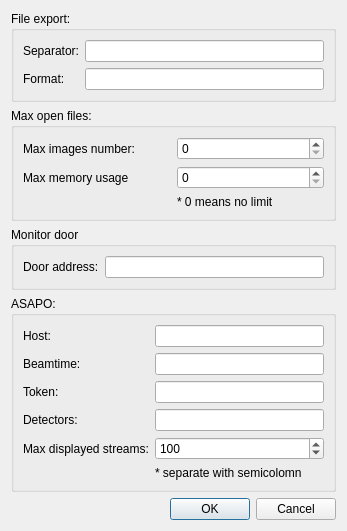
This is src/uis/settings.ui in yamedvedya/data_viewer as Qt 5 draws it before an edit. The edited form follows.
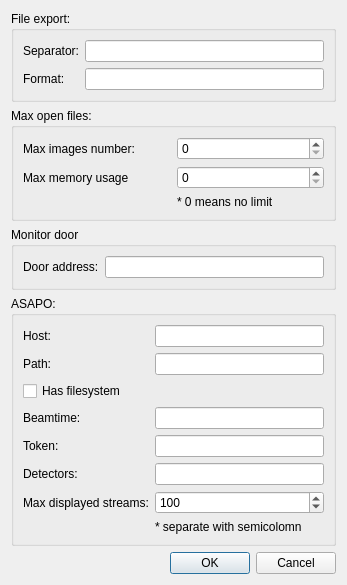
This is the edited form.

Commit message: path and has_filesystem in settings

Patch:
```diff
--- a/src/uis/settings.ui
+++ b/src/uis/settings.ui
@@ -7,7 +7,7 @@
     <x>0</x>
     <y>0</y>
     <width>347</width>
-    <height>489</height>
+    <height>566</height>
    </rect>
   </property>
   <property name="windowTitle">
@@ -118,61 +118,61 @@
       <string>ASAPO:</string>
      </property>
      <layout class="QGridLayout" name="gridLayout_3">
-      <item row="0" column="0">
-       <widget class="QLabel" name="label_5">
-        <property name="text">
-         <string>Host:</string>
-        </property>
-       </widget>
-      </item>
-      <item row="1" column="1">
-       <widget class="QLineEdit" name="le_beamtime"/>
-      </item>
-      <item row="1" column="0">
-       <widget class="QLabel" name="label_6">
-        <property name="text">
-         <string>Beamtime:</string>
-        </property>
-       </widget>
-      </item>
-      <item row="2" column="0">
+      <item row="4" column="0">
        <widget class="QLabel" name="label_7">
         <property name="text">
          <string>Token:</string>
         </property>
        </widget>
       </item>
-      <item row="5" column="1">
+      <item row="3" column="0">
+       <widget class="QLabel" name="label_6">
+        <property name="text">
+         <string>Beamtime:</string>
+        </property>
+       </widget>
+      </item>
+      <item row="7" column="1">
        <widget class="QLabel" name="label_9">
         <property name="text">
          <string>* separate with semicolomn</string>
         </property>
        </widget>
       </item>
-      <item row="0" column="1">
-       <widget class="QLineEdit" name="le_host"/>
-      </item>
       <item row="3" column="1">
+       <widget class="QLineEdit" name="le_beamtime"/>
+      </item>
+      <item row="0" column="0">
+       <widget class="QLabel" name="label_5">
+        <property name="text">
+         <string>Host:</string>
+        </property>
+       </widget>
+      </item>
+      <item row="0" column="1">
+       <widget class="QLineEdit" name="le_host"/>
+      </item>
+      <item row="5" column="1">
        <widget class="QLineEdit" name="le_detectors"/>
       </item>
-      <item row="2" column="1">
-       <widget class="QLineEdit" name="le_token"/>
-      </item>
-      <item row="3" column="0">
+      <item row="5" column="0">
        <widget class="QLabel" name="label_8">
         <property name="text">
          <string>Detectors:</string>
         </property>
        </widget>
       </item>
-      <item row="4" column="0">
+      <item row="4" column="1">
+       <widget class="QLineEdit" name="le_token"/>
+      </item>
+      <item row="6" column="0">
        <widget class="QLabel" name="label_12">
         <property name="text">
          <string>Max displayed streams:</string>
         </property>
        </widget>
       </item>
-      <item row="4" column="1">
+      <item row="6" column="1">
        <widget class="QSpinBox" name="sp_max_streams">
         <property name="maximum">
          <number>100000</number>
@@ -182,6 +182,26 @@
         </property>
        </widget>
       </item>
+      <item row="1" column="0">
+       <widget class="QLabel" name="label_13">
+        <property name="frameShape">
+         <enum>QFrame::NoFrame</enum>
+        </property>
+        <property name="text">
+         <string>Path:</string>
+        </property>
+       </widget>
+      </item>
+      <item row="1" column="1">
+       <widget class="QLineEdit" name="le_path"/>
+      </item>
+      <item row="2" column="0">
+       <widget class="QCheckBox" name="chk_filesystem">
+        <property name="text">
+         <string>Has filesystem</string>
+        </property>
+       </widget>
+      </item>
      </layout>
     </widget>
    </item>
```
The commit also changes 2 other files.
